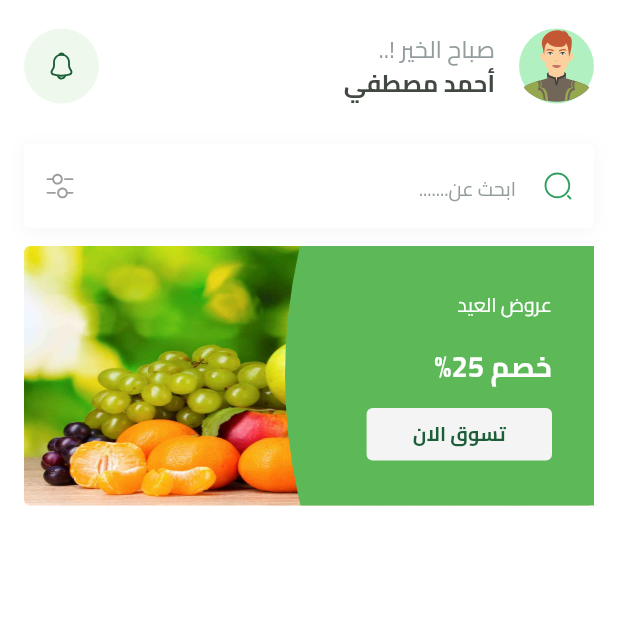
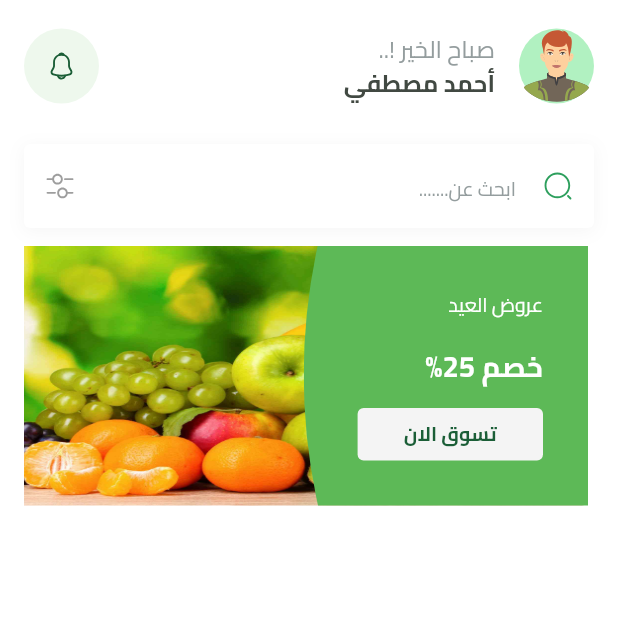
Before and after one commit to Elywa/FruitsHub, a Flutter app: the HomeView screen opened by its route, on a phone screen of 412 x 824 dp, the top half of it. Run offline on Flutter 3.47's test engine with Material 3 defaults, Android fonts, the phone set to English and light mode, and no system bars; our stand-ins replace bloc, cloud_firestore, dartz, dots_indicator, firebase_auth, firebase_core and 7 more; missing offline and left inert: dart:ffi, flutter_facebook_auth; accounts and stored records are empty.

Commit message:
add featured items listview

```diff
--- a/lib/features/home/presentation/widgets/featured_item.dart
+++ b/lib/features/home/presentation/widgets/featured_item.dart
@@ -28,7 +28,7 @@ class FeaturedItem extends StatelessWidget {
             right: 0,
             bottom: 0,
             child: SizedBox(
-              width: MediaQuery.sizeOf(context).width * 0.5,
+              width: MediaQuery.sizeOf(context).width * 0.46,
               child: SvgPicture.asset(
                 Assets.assetsImagesCircelFeaturedItem,
                 fit: BoxFit.fill,
@@ -36,7 +36,7 @@ class FeaturedItem extends StatelessWidget {
             ),
           ),
           Padding(
-            padding: const EdgeInsets.only(right: 28),
+            padding: const EdgeInsets.only(right: 30),
             child: Column(
               crossAxisAlignment: CrossAxisAlignment.start,
               children: [
@@ -51,7 +51,11 @@ class FeaturedItem extends StatelessWidget {
                   style: AppTextStyles.bold19.copyWith(color: Colors.white),
                 ),
                 SizedBox(height: 15),
-                ShopNowButton(onPressed: () {}),
+                ShopNowButton(
+                  onPressed: () {
+                    debugPrint("Shop Now Button Pressed");
+                  },
+                ),
                 SizedBox(height: 30),
               ],
             ),
--- a/lib/features/home/presentation/widgets/home_view_body.dart
+++ b/lib/features/home/presentation/widgets/home_view_body.dart
@@ -24,7 +24,7 @@ class HomeViewBody extends StatelessWidget {
                 SizedBox(height: 16),
                 HomeSearchField(),
                 SizedBox(height: 12),
-                FeaturedItem(),
+                FeaturedItemsListView(),
               ],
             ),
           ),
@@ -33,3 +33,25 @@ class HomeViewBody extends StatelessWidget {
     );
   }
 }
+
+class FeaturedItemsListView extends StatelessWidget {
+  const FeaturedItemsListView({super.key});
+
+  @override
+  Widget build(BuildContext context) {
+    return SizedBox(
+      height: MediaQuery.sizeOf(context).height * 0.21,
+      child: ListView.builder(
+        itemBuilder: (context, index) {
+          return Padding(
+            padding: const EdgeInsets.symmetric(horizontal: 4),
+            child: FeaturedItem(),
+          );
+        },
+        itemCount: 5,
+        scrollDirection: Axis.horizontal,
+        physics: BouncingScrollPhysics(),
+      ),
+    );
+  }
+}
```
